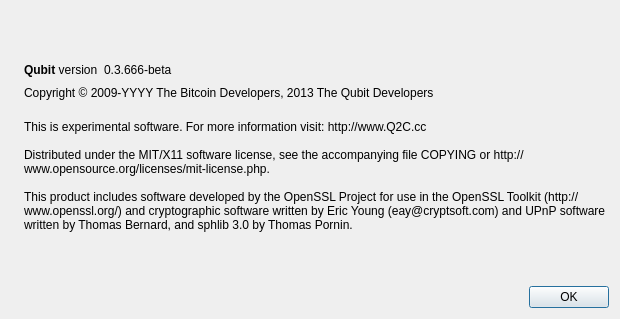
Old version of the form src/qt/forms/aboutdialog.ui in the repository qubitcoin/QubitCoin.
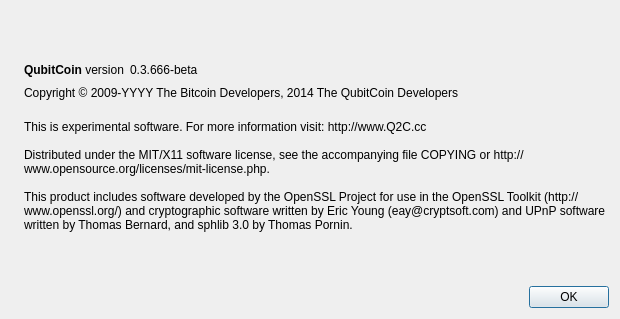
New version of the form. Icons and pictures are not drawn.

Commit message: Qubit -> QubitCoin

What changed in the file:
```diff
--- a/src/qt/forms/aboutdialog.ui
+++ b/src/qt/forms/aboutdialog.ui
@@ -50,7 +50,7 @@
           <cursorShape>IBeamCursor</cursorShape>
          </property>
          <property name="text">
-          <string>&lt;html&gt;&lt;head/&gt;&lt;body&gt;&lt;p&gt;&lt;span style=&quot; font-weight:600;&quot;&gt;Qubit&lt;/span&gt; version&lt;/p&gt;&lt;/body&gt;&lt;/html&gt;</string>
+          <string>&lt;html&gt;&lt;head/&gt;&lt;body&gt;&lt;p&gt;&lt;span style=&quot; font-weight:600;&quot;&gt;QubitCoin&lt;/span&gt; version&lt;/p&gt;&lt;/body&gt;&lt;/html&gt;</string>
          </property>
          <property name="textInteractionFlags">
           <set>Qt::LinksAccessibleByMouse|Qt::TextSelectableByKeyboard|Qt::TextSelectableByMouse</set>
@@ -91,7 +91,7 @@
         <cursorShape>IBeamCursor</cursorShape>
        </property>
        <property name="text">
-        <string notr="true">Copyright &amp;copy; 2009-YYYY The Bitcoin Developers, 2013 The Qubit Developers</string>
+        <string notr="true">Copyright &amp;copy; 2009-YYYY The Bitcoin Developers, 2014 The QubitCoin Developers</string>
        </property>
        <property name="textFormat">
         <enum>Qt::RichText</enum>
```
Left out of the diff: 2 changed lines with no effect on the pictures. The commit also changes 20 other files.
